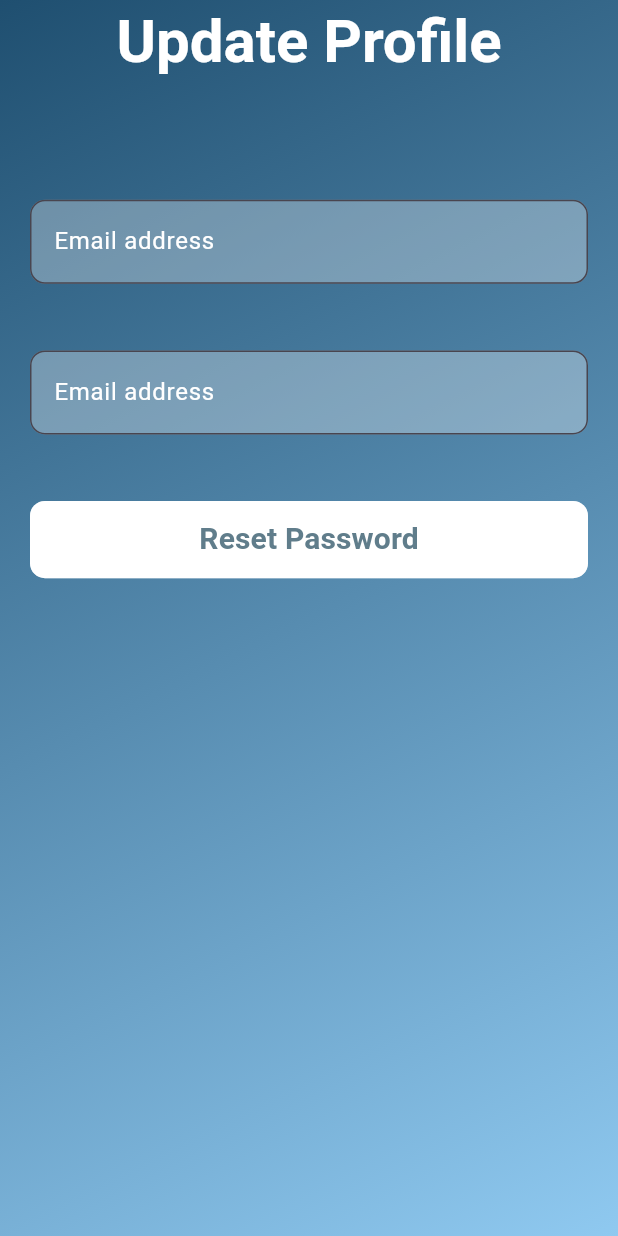
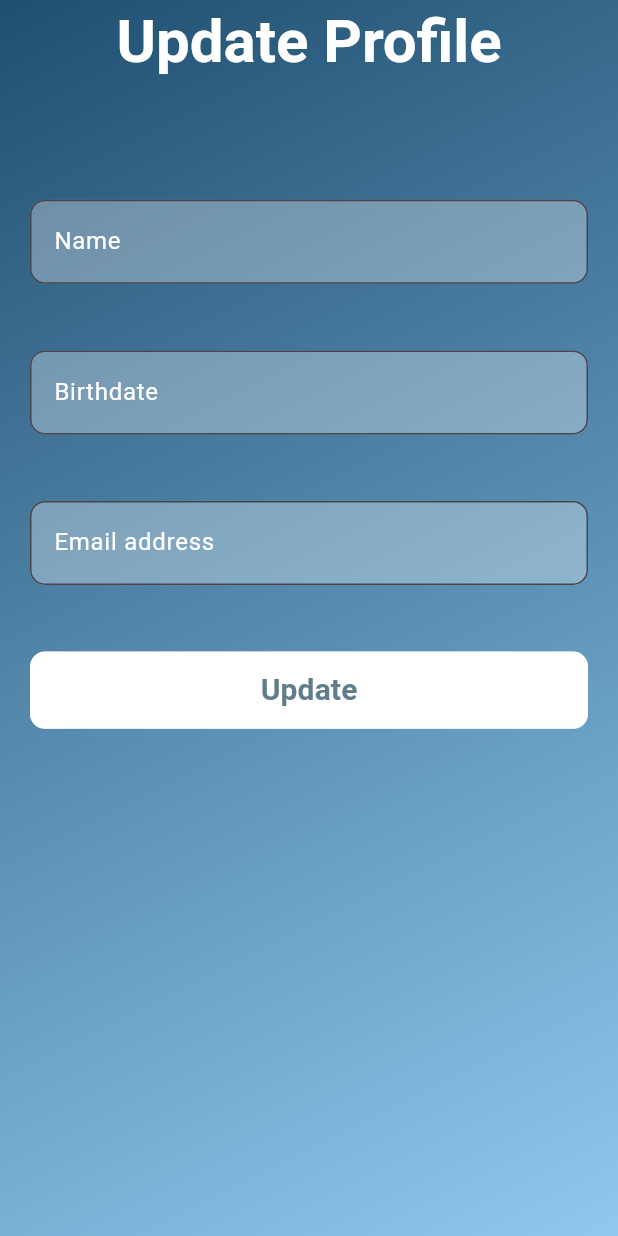
Before and after one commit to minhthongnt2610/flutter-exercises, a Flutter app: the screen it shows after launch, on a phone screen of 412 x 824 dp. Run offline on Flutter 3.47's test engine with Material 3 defaults, Android fonts, the phone set to English and light mode, and no system bars; our stand-ins replace cloud_firestore, date_field, firebase_auth, firebase_core, firebase_crashlytics, shared_preferences and 2 more; accounts and stored records are empty; generated files the repository leaves out were written again.

Commit message:
update Filed in the update_profile_screen.dart

```diff
--- a/practice_firebase/lib/screens/update_profile/update_profile_screen.dart
+++ b/practice_firebase/lib/screens/update_profile/update_profile_screen.dart
@@ -56,18 +56,32 @@ class _UpdateProfileScreenState extends State<UpdateProfileScreen> {
                     SizedBox(height: 150 * height / 928),
 
                     FiledWidget(
-                      labelText: 'Email address',
-                      hintText: 'Enter your email',
+                      labelText: 'Name',
+                      hintText: 'Enter your name',
                       isPassword: false,
                       suffixIcon: null,
                       onChange: (String value) {},
                       validator: (String? value) {
                         if (value == null || value.isEmpty) {
-                          return 'Please enter your email';
+                          return 'Please enter your name';
                         }
-                        if (!value.contains('@')) {
-                          return 'Please enter a valid email';
+
+                        return null;
+                      },
+                    ),
+                    SizedBox(height: 50 * height / 928),
+
+                    FiledWidget(
+                      labelText: 'Birthdate',
+                      hintText: 'Enter your Birthdate',
+                      isPassword: false,
+                      suffixIcon: null,
+                      onChange: (String value) {},
+                      validator: (String? value) {
+                        if (value == null || value.isEmpty) {
+                          return 'Please enter your Birthdate';
                         }
+
                         return null;
                       },
                     ),
@@ -90,7 +104,7 @@ class _UpdateProfileScreenState extends State<UpdateProfileScreen> {
                     ),
                     SizedBox(height: 50 * height / 928),
                     PrimaryButton(
-                      title: 'Reset Password',
+                      title: 'Update',
                       isColor: true,
                       onPressed: () {},
                     ),
```
